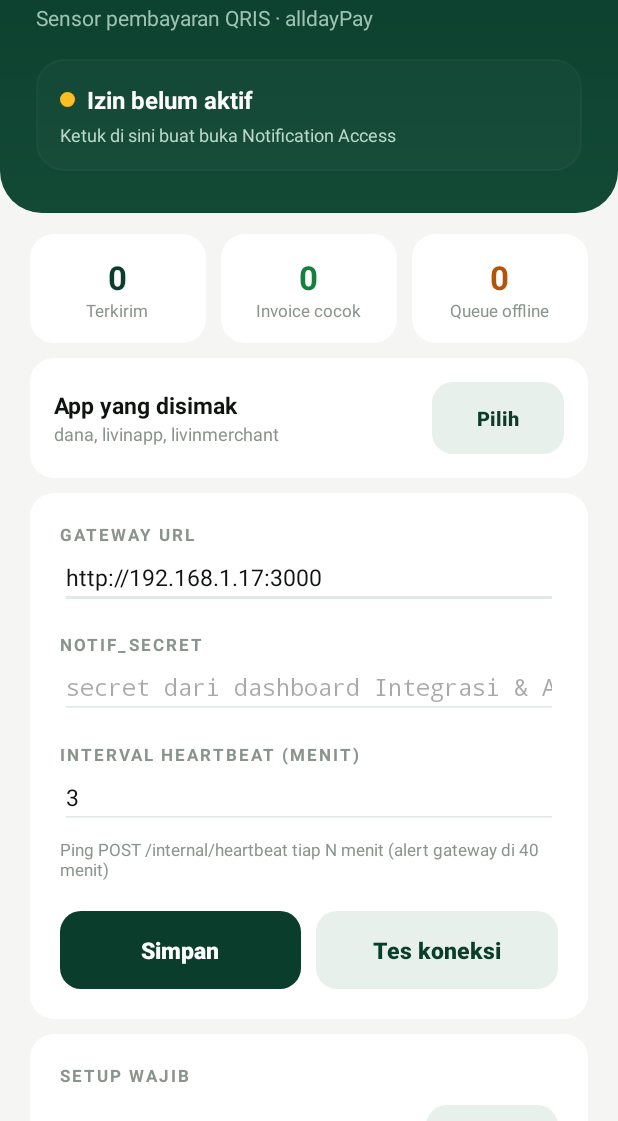
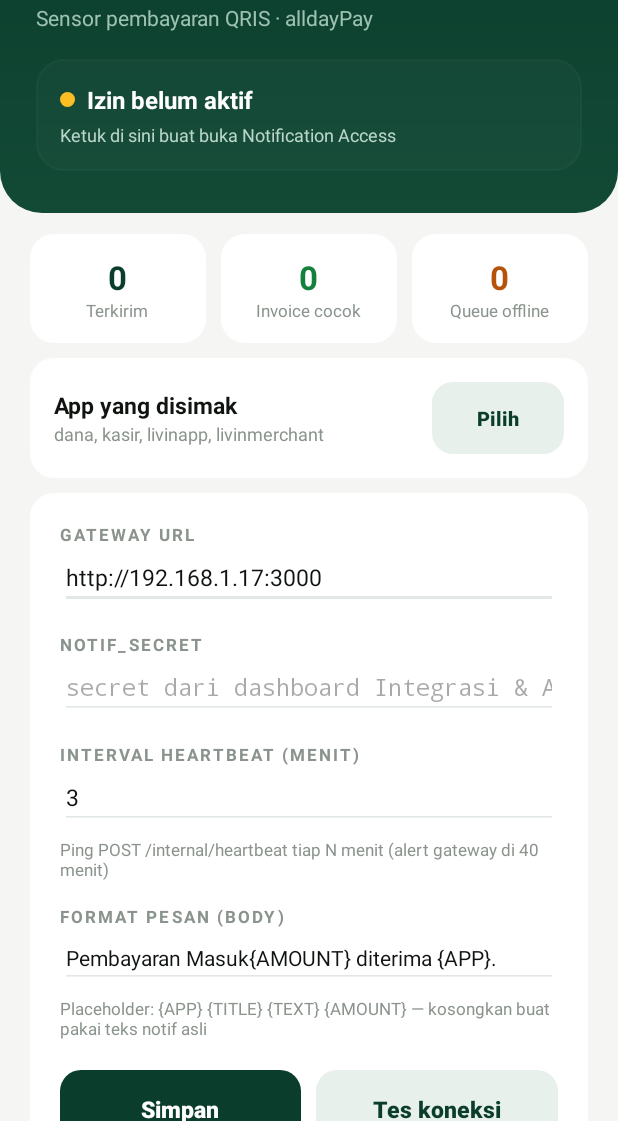
Before and after one commit to taufikalhkim21/dana-notif, an Android app: the screen it shows after launch (MainActivity), on a phone screen of 412 x 824 dp, the part 115-1236 px from its top. Run offline under Robolectric (Android 15) with nearby library versions, the phone set to English and light mode, and no system bars.

Commit message:
Add files via upload

```diff
--- a/app/build.gradle.kts
+++ b/app/build.gradle.kts
@@ -11,8 +11,8 @@ android {
         applicationId = "id.alldaypay.dananotifbridge"
         minSdk = 24
         targetSdk = 34
-        versionCode = 3
-        versionName = "1.2"
+        versionCode = 4
+        versionName = "1.3"
     }
 
     signingConfigs {
--- a/app/src/main/java/id/alldaypay/dananotifbridge/MainActivity.kt
+++ b/app/src/main/java/id/alldaypay/dananotifbridge/MainActivity.kt
@@ -25,6 +25,7 @@ class MainActivity : Activity() {
     private lateinit var etUrl: EditText
     private lateinit var etSecret: EditText
     private lateinit var etInterval: EditText
+    private lateinit var etTemplate: EditText
     private lateinit var cardStatus: android.view.View
     private lateinit var dotStatus: android.view.View
     private lateinit var tvStatusTitle: TextView
@@ -53,6 +54,7 @@ class MainActivity : Activity() {
         etUrl = findViewById(R.id.etUrl)
         etSecret = findViewById(R.id.etSecret)
         etInterval = findViewById(R.id.etInterval)
+        etTemplate = findViewById(R.id.etTemplate)
         cardStatus = findViewById(R.id.cardStatus)
         dotStatus = findViewById(R.id.dotStatus)
         tvStatusTitle = findViewById(R.id.tvStatusTitle)
@@ -93,6 +95,7 @@ class MainActivity : Activity() {
             Prefs.setSecret(this, etSecret.text.toString())
             Prefs.setEnabled(this, swEnabled.isChecked)
             if (interval != null) Prefs.setIntervalMinutes(this, interval)
+            Prefs.setMessageTemplate(this, etTemplate.text.toString())
             Toast.makeText(this, "✓ Tersimpan — heartbeat di-restart", Toast.LENGTH_SHORT).show()
             HeartbeatService.restart(this)
             refreshStatus()
@@ -255,6 +258,7 @@ class MainActivity : Activity() {
         etUrl.setText(Prefs.gatewayUrl(this))
         etSecret.setText(Prefs.secret(this))
         etInterval.setText(Prefs.intervalMinutes(this).toString())
+        etTemplate.setText(Prefs.messageTemplate(this))
         refreshStatus()
         refreshApps()
         refreshStats()
--- a/app/src/main/java/id/alldaypay/dananotifbridge/Prefs.kt
+++ b/app/src/main/java/id/alldaypay/dananotifbridge/Prefs.kt
@@ -6,9 +6,12 @@ object Prefs {
     private const val FILE = "bridge_prefs"
     const val DEFAULT_URL = "http://192.168.1.17:3000"
 
-    // Default watched apps: DANA + Livin' by Mandiri + Livin' Merchant.
+    // Default watched apps: DANA + DANA Kasir (merchant/Bisnis — this is the
+    // one that actually receives "Pembayaran Masuk ... diterima DANA Bisnis",
+    // package id.dana.kasir) + Livin' by Mandiri + Livin' Merchant.
     // User can change this in-app (app picker, like MacroDroid).
-    const val DEFAULT_PACKAGES = "id.dana,com.bankmandiri.livinapp,com.bankmandiri.livinmerchant"
+    const val DEFAULT_PACKAGES =
+        "id.dana,id.dana.kasir,com.bankmandiri.livinapp,com.bankmandiri.livinmerchant"
 
     private fun sp(ctx: Context) = ctx.getSharedPreferences(FILE, Context.MODE_PRIVATE)
 
@@ -26,6 +29,14 @@ object Prefs {
     // Watchdog heartbeat interval in minutes (default 3, gateway alerts at 40).
     fun intervalMinutes(ctx: Context): Int = sp(ctx).getInt("interval_minutes", 3)
     fun setIntervalMinutes(ctx: Context, v: Int) = sp(ctx).edit().putInt("interval_minutes", v.coerceIn(1, 14)).apply()
+
+    // Custom body template (MacroDroid style). Placeholders: {APP}, {TITLE},
+    // {TEXT}, {AMOUNT}. Default mimics the exact format MacroDroid used —
+    // proven parsed & matched by the gateway ("Pembayaran MasukRp1.175
+    // diterima DANA Bisnis."). User can edit it in-app if a format differs.
+    fun messageTemplate(ctx: Context): String =
+        sp(ctx).getString("message_template", "Pembayaran Masuk{AMOUNT} diterima {APP}.")!!
+    fun setMessageTemplate(ctx: Context, v: String) = sp(ctx).edit().putString("message_template", v).apply()
 
     // Packages whose notifications get forwarded (user-selected, MacroDroid style).
     fun watchedPackages(ctx: Context): Set<String> {
--- a/app/src/main/res/layout/activity_main.xml
+++ b/app/src/main/res/layout/activity_main.xml
@@ -368,6 +368,36 @@
                 android:textColor="#8A938C"
                 android:textSize="11sp" />
 
+            <TextView
+                android:layout_width="wrap_content"
+                android:layout_height="wrap_content"
+                android:layout_marginTop="16dp"
+                android:text="FORMAT PESAN (BODY)"
+                android:textColor="#8A938C"
+                android:textSize="11sp"
+                android:textStyle="bold"
+                android:letterSpacing="0.12" />
+
+            <EditText
+                android:id="@+id/etTemplate"
+                android:layout_width="match_parent"
+                android:layout_height="wrap_content"
+                android:hint="Pembayaran Masuk{AMOUNT} diterima {APP}."
+                android:inputType="textMultiLine"
+                android:maxLines="4"
+                android:textColor="#101410"
+                android:textSize="14sp"
+                android:backgroundTint="#E2E8E4"
+                android:paddingTop="10dp" />
+
+            <TextView
+                android:layout_width="match_parent"
+                android:layout_height="wrap_content"
+                android:layout_marginTop="6dp"
+                android:text="Placeholder: {APP} {TITLE} {TEXT} {AMOUNT} — kosongkan buat pakai teks notif asli"
+                android:textColor="#8A938C"
+                android:textSize="11sp" />
+
             <LinearLayout
                 android:layout_width="match_parent"
                 android:layout_height="wrap_content"
```
Also changed, not shown: app/src/main/java/id/alldaypay/dananotifbridge/DanaNotificationListener.kt (+36 -4 lines).
